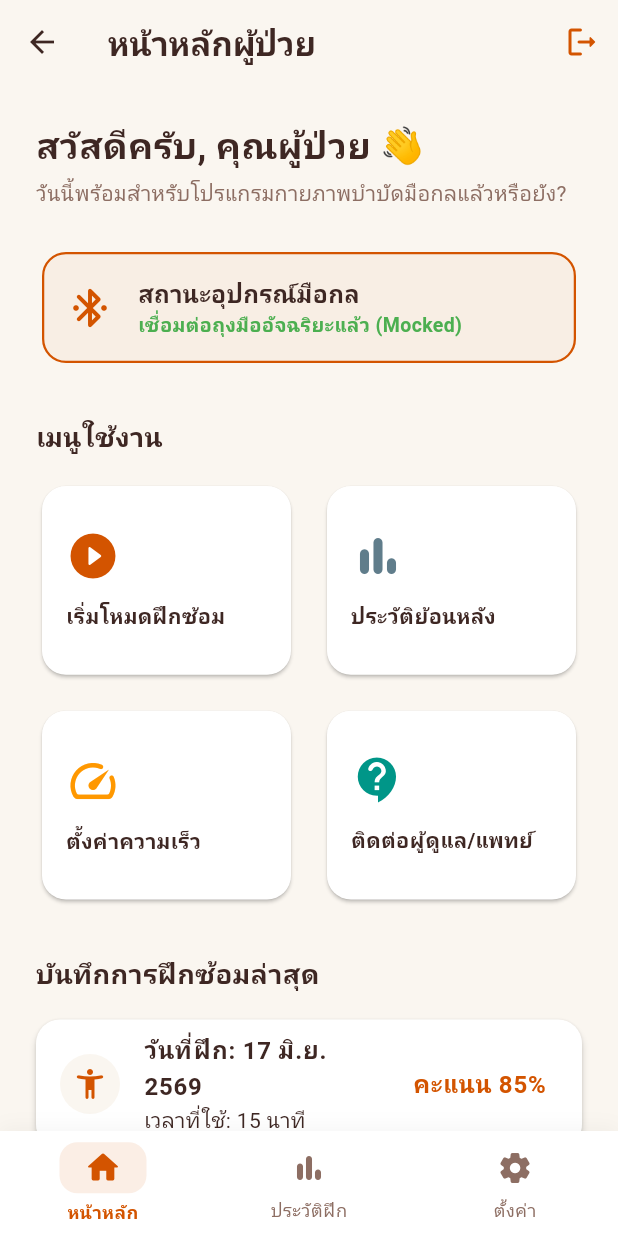
After one commit to Jitjarun052/smart_mechanical_hand, a Flutter app: the DashboardScreen screen opened directly, on a phone screen of 412 x 824 dp. The commit adds this screen. Run offline on Flutter 3.47's test engine with Material 3 defaults, Android fonts, the phone set to English and light mode, and no system bars.

Commit message:
feat: มัดรวมหน้าแดชบอร์ดและการ์ดเมนู พร้อมระบบลูปปุ่ม Custom Bottom Bar สำเร็จ

```diff
--- /dev/null
+++ b/lib/screens/dashboard_screen.dart
@@ -0,0 +1,280 @@
+import 'package:flutter/material.dart';
+import '../theme/app_theme.dart';
+
+// 1. โมเดลข้อมูลปุ่มสำหรับเอาไว้ลูปบาร์ด้านล่างตามไอเดียคุณ
+class BarButtonData {
+  final IconData icon;
+  final String label;
+  const BarButtonData({required this.icon, required this.label});
+}
+
+class DashboardScreen extends StatefulWidget {
+  const DashboardScreen({super.key});
+
+  @override
+  State<DashboardScreen> createState() => _DashboardScreenState();
+}
+
+class _DashboardScreenState extends State<DashboardScreen> {
+  int _currentIndex = 0;
+
+  // 🎯 รายการปุ่มที่เราจะเอาไว้รันลูปใน Bar ข้างล่างหน้าจอ
+  static const List<BarButtonData> _buttonItems = [
+    BarButtonData(icon: Icons.home_rounded, label: 'หน้าหลัก'),
+    BarButtonData(icon: Icons.bar_chart_rounded, label: 'ประวัติฝึก'),
+    BarButtonData(icon: Icons.settings_rounded, label: 'ตั้งค่า'),
+  ];
+
+  @override
+  Widget build(BuildContext context) {
+    // 🎯 Mock ข้อมูลประวัติการฝึกซ้อมล่าสุดของผู้ป่วย
+    final List<Map<String, String>> mockHistory = [
+      {'date': '17 มิ.ย. 2569', 'time': '15 นาที', 'score': '85%'},
+      {'date': '16 มิ.ย. 2569', 'time': '20 นาที', 'score': '90%'},
+      {'date': '15 มิ.ย. 2569', 'time': '12 นาที', 'score': '78%'},
+    ];
+
+    // รายชื่อหน้าที่จะสลับ (Index 0 = หน้าแดชบอร์ดเดิม, Index 1 และ 2 = หน้าจำลอง)
+    final List<Widget> pages = [
+      // 🏠 [หน้าหลัก - โค้ดเดิมทั้งหมดของคุณ]
+      SingleChildScrollView(
+        padding: const EdgeInsets.all(24.0),
+        child: Column(
+          crossAxisAlignment: CrossAxisAlignment.start,
+          children: [
+            // 1. ส่วนทักทายผู้ใช้แอป
+            const Text(
+              'สวัสดีครับ, คุณผู้ป่วย 👋',
+              style: TextStyle(fontSize: 24, fontWeight: FontWeight.bold, color: AppTheme.textPrimary),
+            ),
+            const SizedBox(height: 4),
+            const Text(
+              'วันนี้พร้อมสำหรับโปรแกรมกายภาพบำบัดมือกลแล้วหรือยัง?',
+              style: TextStyle(fontSize: 14, color: AppTheme.textSecondary),
+            ),
+            const SizedBox(height: 24),
+
+            // 2. การ์ดแจ้งเตือนสถานะถุงมือ (Smart Glove Connection)
+            Card(
+              elevation: 0,
+              shape: RoundedRectangleBorder(
+                borderRadius: BorderRadius.circular(16),
+                side: const BorderSide(color: AppTheme.primaryColor, width: 1.5),
+              ),
+              color: AppTheme.primaryColor.withOpacity(0.05),
+              child: const Padding(
+                padding: EdgeInsets.all(16.0),
+                child: Row(
+                  children: [
+                    Icon(Icons.bluetooth_connected_rounded, color: AppTheme.primaryColor, size: 32),
+                    SizedBox(width: 16),
+                    Column(
+                      crossAxisAlignment: CrossAxisAlignment.start,
+                      children: [
+                        Text(
+                          'สถานะอุปกรณ์มือกล',
+                          style: TextStyle(fontWeight: FontWeight.bold, color: AppTheme.textPrimary, fontSize: 16),
+                        ),
+                        Text(
+                          'เชื่อมต่อถุงมืออัจฉริยะแล้ว (Mocked)',
+                          style: TextStyle(color: Colors.green, fontWeight: FontWeight.w600, fontSize: 13),
+                        ),
+                      ],
+                    ),
+                  ],
+                ),
+              ),
+            ),
+            const SizedBox(height: 32),
+
+            // 3. เมนูด่วนในการสั่งงาน (Grid Menu)
+            const Text(
+              'เมนูใช้งาน',
+              style: TextStyle(fontSize: 18, fontWeight: FontWeight.bold, color: AppTheme.textPrimary),
+            ),
+            const SizedBox(height: 16),
+            GridView.count(
+              crossAxisCount: 2,
+              shrinkWrap: true,
+              physics: const NeverScrollableScrollPhysics(),
+              crossAxisSpacing: 16,
+              mainAxisSpacing: 16,
+              childAspectRatio: 1.3,
+              children: [
+                _buildMenuCard(context, 'เริ่มโหมดฝึกซ้อม', Icons.play_circle_fill_rounded, AppTheme.primaryColor),
+                _buildMenuCard(context, 'ประวัติย้อนหลัง', Icons.bar_chart_rounded, Colors.blueGrey),
+                _buildMenuCard(context, 'ตั้งค่าความเร็ว', Icons.speed_rounded, Colors.orange),
+                _buildMenuCard(context, 'ติดต่อผู้ดูแล/แพทย์', Icons.contact_support_rounded, Colors.teal),
+              ],
+            ),
+            const SizedBox(height: 32),
+
+            // 4. แสดงลิสต์ประวัติการฝึกซ้อมย้อนหลัง (Mock ล่าสุด)
+            const Text(
+              'บันทึกการฝึกซ้อมล่าสุด',
+              style: TextStyle(fontSize: 18, fontWeight: FontWeight.bold, color: AppTheme.textPrimary),
+            ),
+            const SizedBox(height: 12),
+            ListView.builder(
+              shrinkWrap: true,
+              physics: const NeverScrollableScrollPhysics(),
+              itemCount: mockHistory.length,
+              itemBuilder: (context, index) {
+                final item = mockHistory[index];
+                return Card(
+                  margin: const EdgeInsets.symmetric(vertical: 6),
+                  child: ListTile(
+                    leading: const CircleAvatar(
+                      backgroundColor: AppTheme.backgroundColor,
+                      child: Icon(Icons.accessibility_new_rounded, color: AppTheme.primaryColor),
+                    ),
+                    title: Text('วันที่ฝึก: ${item['date']}', style: const TextStyle(fontWeight: FontWeight.bold)),
+                    subtitle: Text('เวลาที่ใช้: ${item['time']}'),
+                    trailing: Text(
+                      'คะแนน ${item['score']}',
+                      style: const TextStyle(fontWeight: FontWeight.bold, color: AppTheme.primaryColor, fontSize: 16),
+                    ),
+                  ),
+                );
+              },
+            ),
+          ],
+        ),
+      ),
+      // 📊 [หน้าย่อยประวัติฝึกซ้อม]
+      const Center(child: Text('📊 หน้าแสดงกราฟและประวัติฝึกซ้อมย้อนหลังแบบละเอียด (Mock)')),
+      // ⚙️ [หน้าย่อยตั้งค่า]
+      const Center(child: Text('⚙️ หน้าตั้งค่าอุปกรณ์มือกลและความเร็ว (Mock)')),
+    ];
+
+    return Scaffold(
+      backgroundColor: AppTheme.backgroundColor,
+      appBar: AppBar(
+        backgroundColor: AppTheme.backgroundColor,
+        elevation: 0,
+        title: const Text(
+          'หน้าหลักผู้ป่วย',
+          style: TextStyle(color: AppTheme.textPrimary, fontWeight: FontWeight.bold),
+        ),
+        actions: [
+          IconButton(
+            icon: const Icon(Icons.logout_rounded, color: AppTheme.primaryColor),
+            onPressed: () {
+              Navigator.pop(context);
+            },
+          ),
+        ],
+      ),
+      // 🚀 แสดงเนื้อหาหน้าตาม Index ปุ่มด้านล่างที่โดนคลิก
+      body: pages[_currentIndex],
+
+      // 🛠️ แถบ Button Bar ด้านล่างที่รันด้วย Loop ข้อมูลปุ่มตามไอเดียของคุณ
+      bottomNavigationBar: Container(
+        height: 70,
+        decoration: BoxDecoration(
+          color: Colors.white,
+          boxShadow: [
+            BoxShadow(
+              color: Colors.black.withOpacity(0.04),
+              blurRadius: 10,
+              offset: const Offset(0, -2),
+            ),
+          ],
+        ),
+        child: Row(
+          mainAxisAlignment: MainAxisAlignment.spaceAround,
+          children: [
+            // เริ่มต้นการลูปเอาข้อมูลปุ่มบาร์มาพ่นแสดงผลเป็น UI บนหน้าจอ
+            for (int i = 0; i < _buttonItems.length; i++) ...[
+              _buildCustomBarButton(
+                index: i,
+                isActive: _currentIndex == i,
+                data: _buttonItems[i],
+              ),
+            ]
+          ],
+        ),
+      ),
+    );
+  }
+
+  // Widget สำหรับสร้างปุ่มย่อยแต่ละอันใน Button Bar ด้านล่าง
+  Widget _buildCustomBarButton({
+    required int index,
+    required bool isActive,
+    required BarButtonData data,
+  }) {
+    final activeColor = AppTheme.primaryColor;
+    final inactiveColor = AppTheme.textSecondary;
+
+    return Expanded(
+      child: InkWell(
+        onTap: () {
+          setState(() {
+            _currentIndex = index; // กดแล้วสั่งอัปเดตสลับเนื้อหาด้านบนทันที
+          });
+        },
+        splashColor: activeColor.withOpacity(0.1),
+        highlightColor: Colors.transparent,
+        child: Column(
+          mainAxisAlignment: MainAxisAlignment.center,
+          children: [
+            AnimatedContainer(
+              duration: const Duration(milliseconds: 200),
+              curve: Curves.easeInOut,
+              padding: const EdgeInsets.symmetric(horizontal: 16, vertical: 4),
+              decoration: BoxDecoration(
+                color: isActive ? activeColor.withOpacity(0.1) : Colors.transparent,
+                borderRadius: BorderRadius.circular(12),
+              ),
+              child: Icon(
+                data.icon,
+                color: isActive ? activeColor : inactiveColor,
+                size: isActive ? 26 : 24,
+              ),
+            ),
+            const SizedBox(height: 4),
+            Text(
+              data.label,
+              style: TextStyle(
+                fontSize: 12,
+                fontWeight: isActive ? FontWeight.bold : FontWeight.normal,
+                color: isActive ? activeColor : inactiveColor,
+              ),
+            ),
+          ],
+        ),
+      ),
+    );
+  }
+
+  // Widget ตัวช่วยสร้างการ์ดเมนูในหน้าหลัก (Grid Menu)
+  Widget _buildMenuCard(BuildContext context, String title, IconData icon, Color color) {
+    return Card(
+      elevation: 1,
+      child: InkWell(
+        onTap: () {
+          ScaffoldMessenger.of(context).showSnackBar(
+            SnackBar(content: Text('กำลังเปิดฟังก์ชัน: $title (Mock)')),
+          );
+        },
+        borderRadius: BorderRadius.circular(16),
+        child: Padding(
+          padding: const EdgeInsets.all(16.0),
+          child: Column(
+            mainAxisAlignment: MainAxisAlignment.center,
+            crossAxisAlignment: CrossAxisAlignment.start,
+            children: [
+              Icon(icon, color: color, size: 36),
+              const SizedBox(height: 12),
+              Text(
+                title,
+                style: const TextStyle(fontWeight: FontWeight.bold, color: AppTheme.textPrimary, fontSize: 14),
+              ),
+            ],
+          ),
+        ),
+      ),
+    );
+  }
+}
--- a/lib/theme/app_theme.dart
+++ b/lib/theme/app_theme.dart
@@ -4,6 +4,7 @@ class AppTheme {
   // 🎯 การตั้งชื่อแบบ Semantic (เป็นกลางตามหน้าที่ของสี)
   static const Color primaryColor = Color(0xFFD35400);   // สีหลักของแอป (ปุ่มหลัก, ไฮไลท์)
   static const Color backgroundColor = Color(0xFFFAF6F0); // สีพื้นหลังของแอป
+  static const Color backgroundCream = Color(0xFFFAF6F0);
   static const Color textPrimary = Color(0xFF3E2723);     // สีตัวอักษรหลัก (หัวข้อ, ข้อความสำคัญ)
   static const Color textSecondary = Color(0xFF8D6E63);   // สีตัวอักษรรอง (คำอธิบายใต้ภาพ, Hint Text)
   static const Color cardColor = Colors.white;            // สีพื้นหลังของการ์ดหรือกล่องข้อความ
```
Also changed, not shown: lib/pages/history_page.dart (added, +16 -0 lines), lib/pages/home_page.dart (added, +68 -0 lines), lib/pages/settings_page.dart (added, +16 -0 lines), lib/screens/sign_in_screen.dart (+9 -1 lines), lib/widgets/main_bottom_bar.dart (added, +105 -0 lines).
